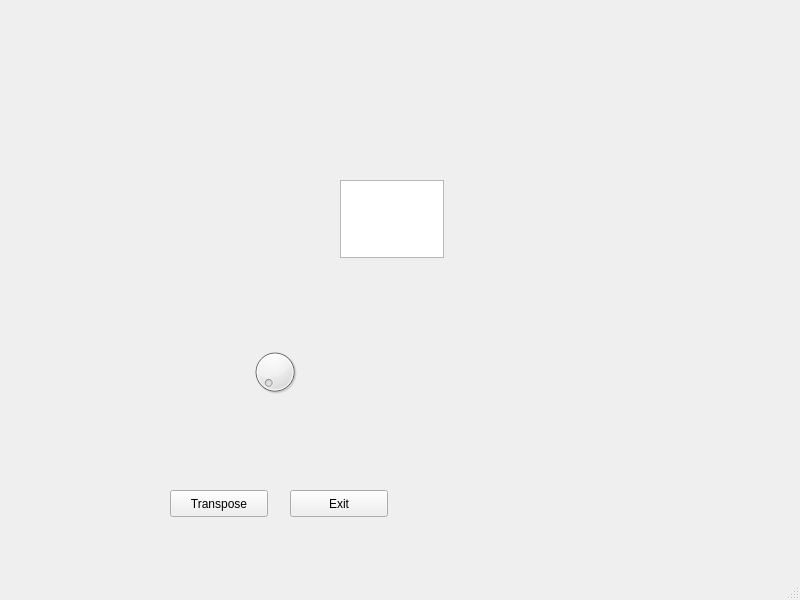
The window that transposerGui.ui (dengdal/transposer) describes before a commit, drawn with Qt 5.
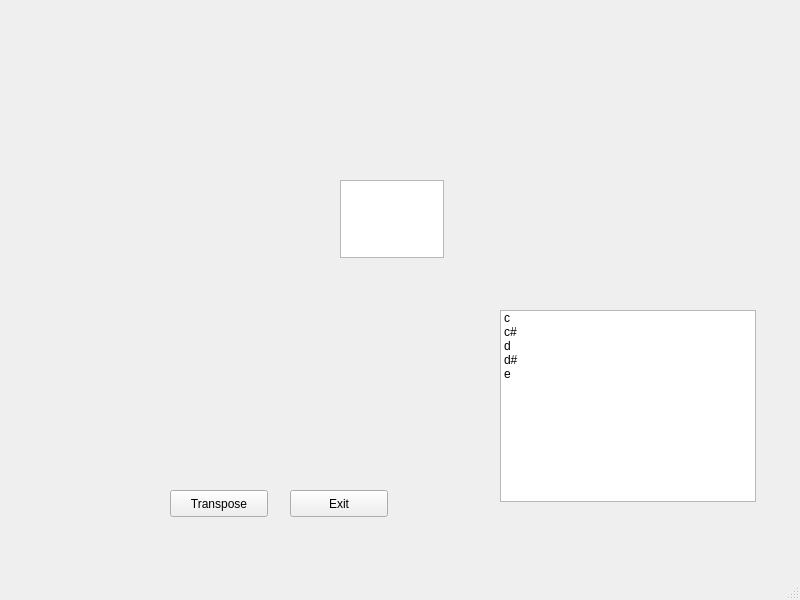
The same window after the commit.

Commit message: pyqt experiments

The edit to the form file:
```diff
--- a/transposerGui.ui
+++ b/transposerGui.ui
@@ -50,15 +50,40 @@
      </rect>
     </property>
    </widget>
-   <widget class="QDial" name="dial">
+   <widget class="QListWidget" name="fromKeylistWidget">
     <property name="geometry">
      <rect>
-      <x>250</x>
-      <y>340</y>
-      <width>50</width>
-      <height>64</height>
+      <x>500</x>
+      <y>310</y>
+      <width>256</width>
+      <height>192</height>
      </rect>
     </property>
+    <item>
+     <property name="text">
+      <string>c</string>
+     </property>
+    </item>
+    <item>
+     <property name="text">
+      <string>c#</string>
+     </property>
+    </item>
+    <item>
+     <property name="text">
+      <string>d</string>
+     </property>
+    </item>
+    <item>
+     <property name="text">
+      <string>d#</string>
+     </property>
+    </item>
+    <item>
+     <property name="text">
+      <string>e</string>
+     </property>
+    </item>
    </widget>
   </widget>
   <widget class="QMenuBar" name="menubar">
```
The commit also changes 2 other files.
